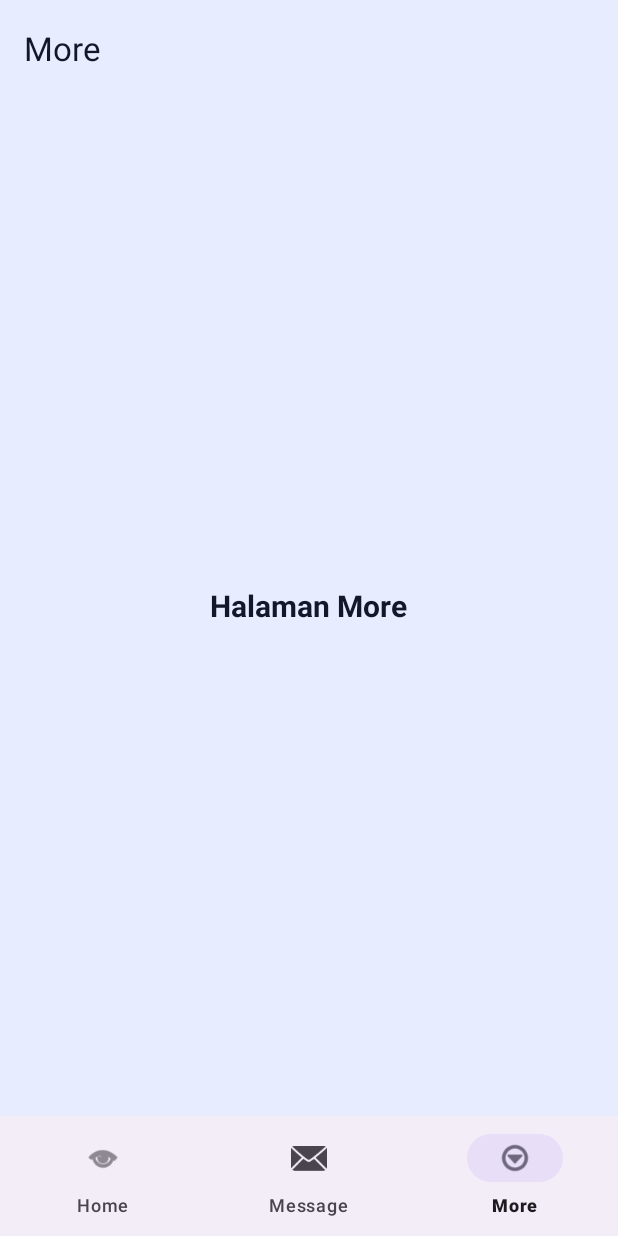
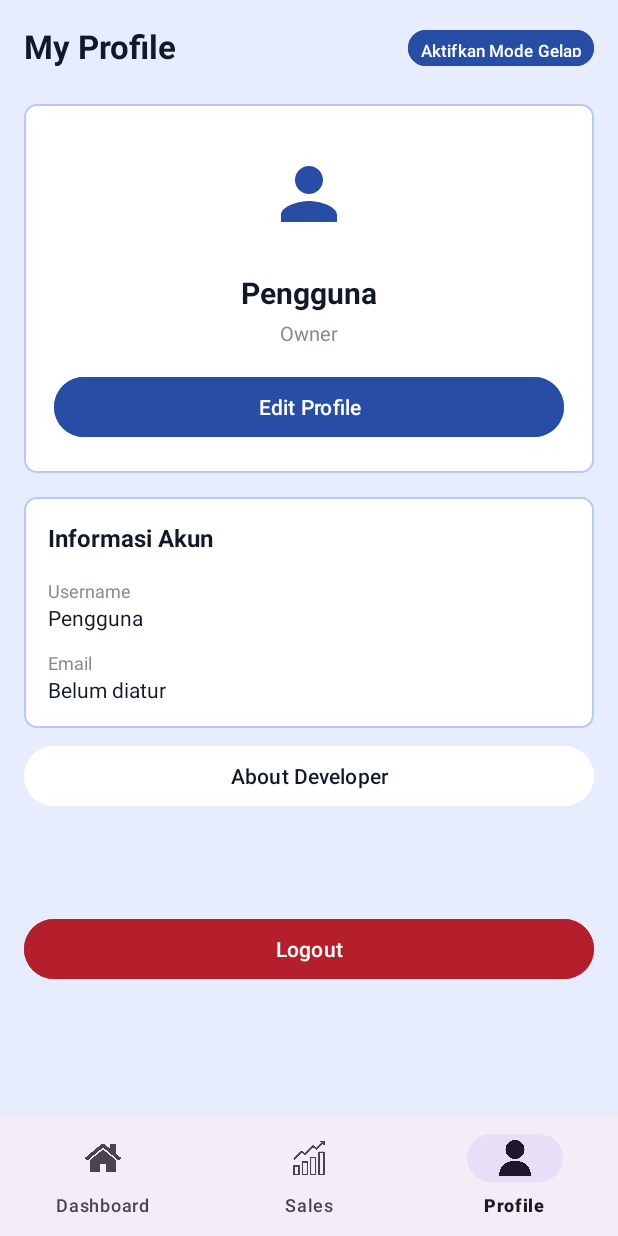
Before and after one commit to najah24ti-tech/g24NNZ_Chitato-tie-mobile, an Android app: the BaseActivity screen opened directly, with no data from a screen before it, item 3 of the bottom bar chosen, on a phone screen of 412 x 824 dp. Run offline under Robolectric (Android 15) with nearby library versions, the phone set to English and light mode, and no system bars.

Commit message:
Update app navigation and configuration

```diff
--- a/app/build.gradle.kts
+++ b/app/build.gradle.kts
@@ -49,4 +49,5 @@ dependencies {
     testImplementation(libs.junit)
     androidTestImplementation(libs.androidx.espresso.core)
     androidTestImplementation(libs.androidx.junit)
+    implementation("androidx.viewpager2:viewpager2:1.1.0")
 }
--- a/app/src/main/java/com/example/nnz_chitato/BaseActivity.kt
+++ b/app/src/main/java/com/example/nnz_chitato/BaseActivity.kt
@@ -1,6 +1,7 @@
 
 package com.example.nnz_chitato
 
+import android.content.Intent
 import android.os.Bundle
 import androidx.appcompat.app.AppCompatActivity
 import androidx.fragment.app.Fragment
@@ -8,33 +9,50 @@ import com.google.android.material.bottomnavigation.BottomNavigationView
 
 class BaseActivity : AppCompatActivity() {
 
+    private lateinit var bottomNavigation: BottomNavigationView
+
     override fun onCreate(savedInstanceState: Bundle?) {
         super.onCreate(savedInstanceState)
         setContentView(R.layout.activity_base)
 
-        val bottomNavigation =
-            findViewById<BottomNavigationView>(R.id.bottom_navigation)
+        bottomNavigation =
+            findViewById(R.id.bottom_navigation)
 
         bottomNavigation.setOnItemSelectedListener { item ->
             val fragment: Fragment = when (item.itemId) {
                 R.id.nav_home -> HomeFragment()
-                R.id.nav_message -> MessageFragment()
-                R.id.nav_more -> MoreFragment()
+                R.id.nav_sales -> SalesFragment()
+                R.id.nav_profile -> ProfileFragment()
                 else -> return@setOnItemSelectedListener false
             }
 
-            loadFragment(fragment)
+            supportFragmentManager.beginTransaction()
+                .replace(R.id.fragment_container, fragment)
+                .commit()
+
             true
         }
 
         if (savedInstanceState == null) {
-            bottomNavigation.selectedItemId = R.id.nav_home
+            openDestination(intent)
         }
     }
 
-    private fun loadFragment(fragment: Fragment) {
-        supportFragmentManager.beginTransaction()
-            .replace(R.id.fragment_container, fragment)
-            .commit()
+    override fun onNewIntent(intent: Intent) {
+        super.onNewIntent(intent)
+        setIntent(intent)
+        openDestination(intent)
+    }
+
+    private fun openDestination(intent: Intent) {
+        val destination = if (
+            intent.getBooleanExtra("open_sales", false)
+        ) {
+            R.id.nav_sales
+        } else {
+            R.id.nav_home
+        }
+
+        bottomNavigation.selectedItemId = destination
     }
 }
--- a/app/src/main/java/com/example/nnz_chitato/MoreFragment.kt
+++ /dev/null
@@ -1,50 +0,0 @@
-
-package com.example.nnz_chitato
-
-import android.os.Bundle
-import android.view.LayoutInflater
-import android.view.View
-import android.view.ViewGroup
-import androidx.appcompat.app.AppCompatActivity
-import androidx.fragment.app.Fragment
-import com.example.nnz_chitato.databinding.FragmentMoreBinding
-
-class MoreFragment : Fragment() {
-
-    private var _binding: FragmentMoreBinding? = null
-    private val binding get() = _binding!!
-
-    override fun onCreateView(
-        inflater: LayoutInflater,
-        container: ViewGroup?,
-        savedInstanceState: Bundle?
-    ): View {
-        _binding = FragmentMoreBinding.inflate(
-            inflater,
-            container,
-            false
-        )
-        return binding.root
-    }
-
-    override fun onViewCreated(
-        view: View,
-        savedInstanceState: Bundle?
-    ) {
-        super.onViewCreated(view, savedInstanceState)
-
-        (requireActivity() as AppCompatActivity)
-            .setSupportActionBar(binding.toolbar)
-
-        (requireActivity() as AppCompatActivity)
-            .supportActionBar?.title = "More"
-    }
-
-    override fun onDestroyView() {
-        (requireActivity() as AppCompatActivity)
-            .setSupportActionBar(null)
-
-        _binding = null
-        super.onDestroyView()
-    }
-}
--- a/app/src/main/res/layout/fragment_more.xml
+++ /dev/null
@@ -1,33 +0,0 @@
-<?xml version="1.0" encoding="utf-8"?>
-<LinearLayout xmlns:android="http://schemas.android.com/apk/res/android"
-    xmlns:app="http://schemas.android.com/apk/res-auto"
-    android:layout_width="match_parent"
-    android:layout_height="match_parent"
-    android:orientation="vertical"
-    android:background="@color/background_blue">
-
-    <androidx.appcompat.widget.Toolbar
-        android:id="@+id/toolbar"
-        android:layout_width="match_parent"
-        android:layout_height="?attr/actionBarSize"
-        android:background="@color/background_blue"
-        app:title="More"
-        app:titleTextColor="@color/text_dark" />
-
-    <FrameLayout
-        android:layout_width="match_parent"
-        android:layout_height="0dp"
-        android:layout_weight="1">
-
-        <TextView
-            android:layout_width="wrap_content"
-            android:layout_height="wrap_content"
-            android:layout_gravity="center"
-            android:text="Halaman More"
-            android:textColor="@color/text_dark"
-            android:textSize="20sp"
-            android:textStyle="bold" />
-
-    </FrameLayout>
-
-</LinearLayout>
--- a/app/src/main/res/menu/bottom_nav_menu.xml
+++ b/app/src/main/res/menu/bottom_nav_menu.xml
@@ -3,17 +3,17 @@
 
     <item
         android:id="@+id/nav_home"
-        android:icon="@android:drawable/ic_menu_view"
-        android:title="Home" />
+        android:icon="@drawable/ic_home"
+        android:title="Dashboard" />
 
     <item
-        android:id="@+id/nav_message"
-        android:icon="@android:drawable/ic_dialog_email"
-        android:title="Message" />
+        android:id="@+id/nav_sales"
+        android:icon="@drawable/ic_sales"
+        android:title="Sales" />
 
     <item
-        android:id="@+id/nav_more"
-        android:icon="@android:drawable/ic_menu_more"
-        android:title="More" />
+        android:id="@+id/nav_profile"
+        android:icon="@drawable/ic_profile"
+        android:title="Profile" />
 
 </menu>
```
Also changed, not shown: app/src/main/java/com/example/nnz_chitato/MessageFragment.kt (deleted, +0 -49 lines), app/src/main/res/layout/fragment_message.xml (deleted, +0 -33 lines), app/src/main/res/drawable/ic_home.png (added), app/src/main/res/drawable/ic_profile.png (added), app/src/main/res/drawable/ic_sales.png (added).
